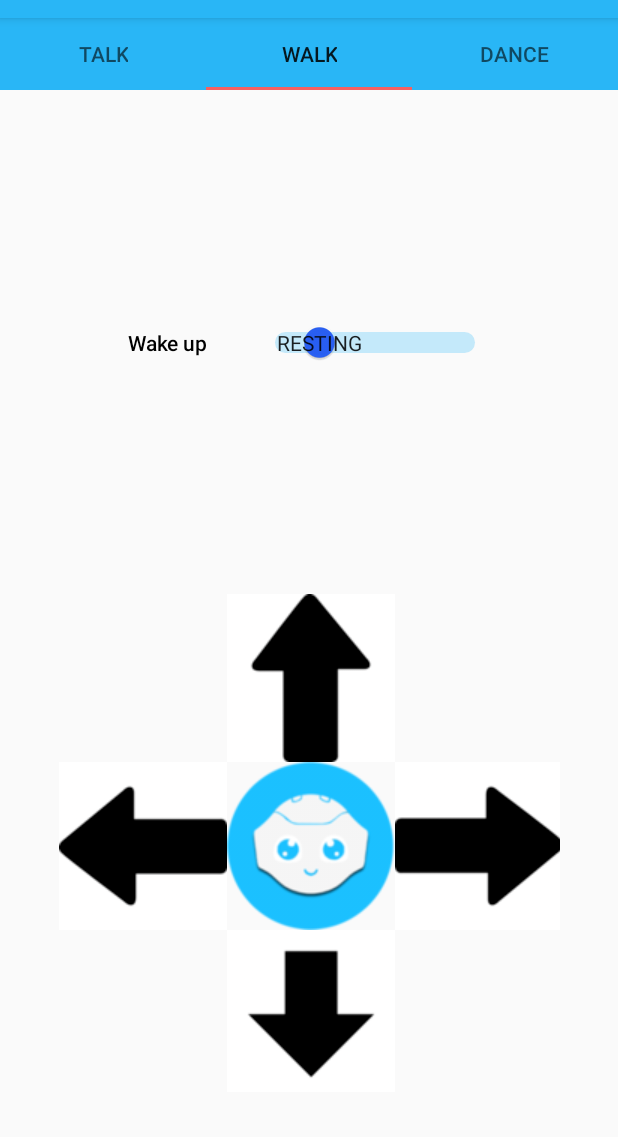
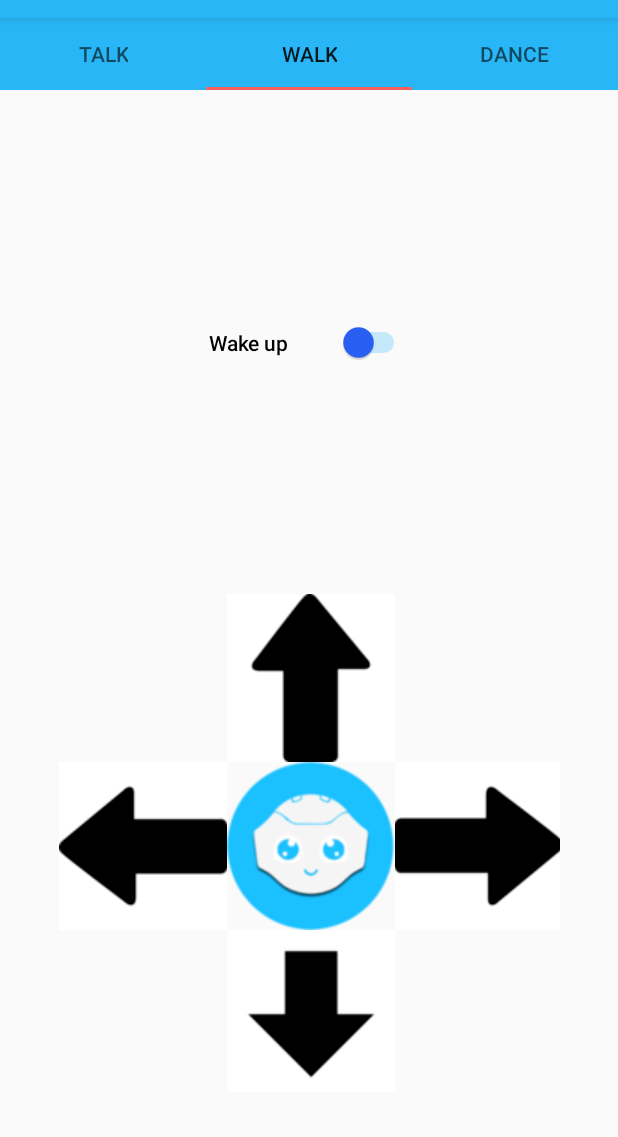
Before and after one commit to P1eter/pAPPer, an Android app: the screen it shows after launch (MainActivity), tab 2 chosen, on a phone screen of 412 x 824 dp, the part 66-1203 px from its top. Run offline under Robolectric (Android 15) with nearby library versions, the phone set to English and light mode, and no system bars.

```diff
--- a/pAPPer/app/src/main/java/com/example/pieter/papper/MoveFragment.java
+++ b/pAPPer/app/src/main/java/com/example/pieter/papper/MoveFragment.java
@@ -8,6 +8,7 @@ import android.view.LayoutInflater;
 import android.view.View;
 import android.view.ViewGroup;
 import android.widget.ImageButton;
+import android.widget.Switch;
 import android.widget.ToggleButton;
 
 
@@ -37,7 +38,7 @@ public class MoveFragment extends Fragment implements View.OnClickListener {
         view.findViewById(R.id.left_imagebutton).setOnClickListener(this);
         view.findViewById(R.id.right_imagebutton).setOnClickListener(this);
         view.findViewById(R.id.stop_button).setOnClickListener(this);
-        view.findViewById(R.id.stiffness_onoff_togglebutton).setOnClickListener(this);
+        view.findViewById(R.id.stiffness_onoff_switch).setOnClickListener(this);
     }
 
     @Override
@@ -64,8 +65,8 @@ public class MoveFragment extends Fragment implements View.OnClickListener {
                 break;
             case R.id.stop_button:
                 break;
-            case R.id.stiffness_onoff_togglebutton:
-                ToggleButton tb = view.findViewById(R.id.stiffness_onoff_togglebutton);
+            case R.id.stiffness_onoff_switch:
+                Switch tb = view.findViewById(R.id.stiffness_onoff_switch);
                 networkSender.wakeUp(tb.isChecked());
                 return;
         }
--- a/pAPPer/app/src/main/res/layout/fragment_move.xml
+++ b/pAPPer/app/src/main/res/layout/fragment_move.xml
@@ -65,15 +65,13 @@
     </GridLayout>
 
     <Switch
-        android:id="@+id/switch1"
-        style="@android:style/Widget.Holo.Light.CompoundButton.Switch"
-        android:layout_width="242dp"
-        android:layout_height="46dp"
+        android:id="@+id/stiffness_onoff_switch"
+        android:layout_width="134dp"
+        android:layout_height="55dp"
         android:layout_marginBottom="8dp"
         android:layout_marginEnd="8dp"
         android:layout_marginStart="8dp"
         android:layout_marginTop="8dp"
-        android:showText="true"
         android:splitTrack="false"
         android:text="Wake up"
         android:textAppearance="@style/TextAppearance.AppCompat.Body2"
--- a/pAPPer/app/src/main/res/layout/fragment_robot_select.xml
+++ b/pAPPer/app/src/main/res/layout/fragment_robot_select.xml
@@ -26,6 +26,7 @@
         android:layout_marginEnd="4dp"
         android:layout_marginStart="70dp"
         android:layout_marginTop="64dp"
+        android:backgroundTint="@color/colorPrimary"
         android:text="@string/connect_button_text"
         app:layout_constraintBottom_toBottomOf="parent"
         app:layout_constraintEnd_toStartOf="@+id/disconnect_button"
@@ -41,6 +42,7 @@
         android:layout_marginEnd="70dp"
         android:layout_marginStart="4dp"
         android:layout_marginTop="64dp"
+        android:backgroundTint="@color/colorPrimary"
         android:text="disconnect"
         app:layout_constraintBottom_toBottomOf="parent"
         app:layout_constraintEnd_toEndOf="parent"
```
